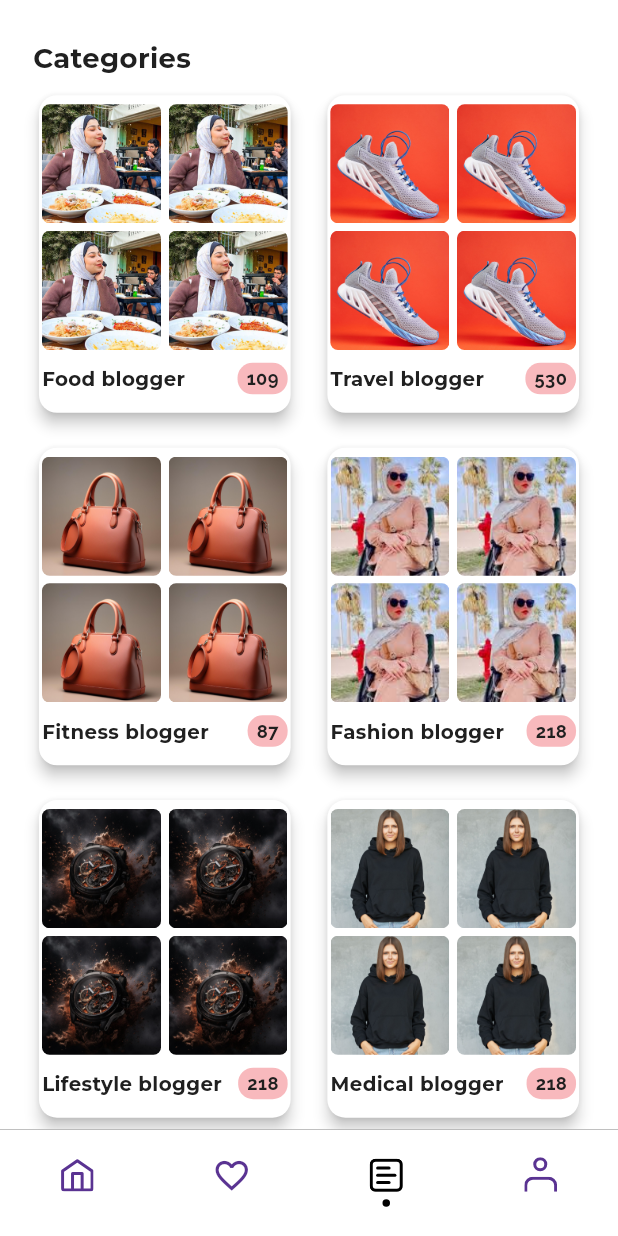
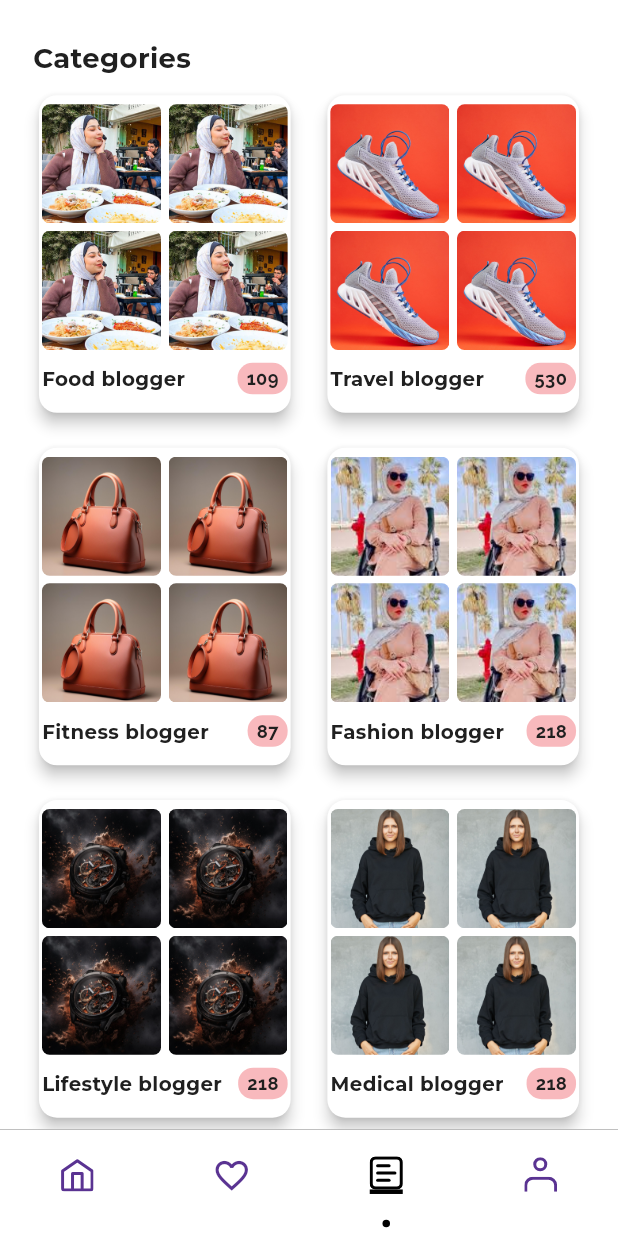
Before and after one commit to MahmoudAbuelazm/kol, a Flutter app: the MainScreen screen opened directly, item 3 of the bottom bar chosen, on a phone screen of 412 x 824 dp. Run offline on Flutter 3.47's test engine with Material 3 defaults, Android fonts, the phone set to English and light mode, and no system bars; drawn by our look-alikes of persistent_bottom_nav_bar; our stand-ins replace connectivity_plus, dio, flutter_bloc, flutter_screenutil, flutter_secure_storage, flutter_svg and 7 more; missing offline and left inert: talker_dio_logger; accounts and stored records are empty.

Commit message:
refactor: Update bottom navigation bar icons with border
This commit updates the bottom navigation bar icons in the `_MainScreenState` class of the `main_screen.dart` file. The icons now have a border at the bottom, which is styled with a specific color and width. This change improves the visual appearance of the icons and provides a consistent design pattern throughout the app.

```diff
--- a/lib/common/main_screen.dart
+++ b/lib/common/main_screen.dart
@@ -65,10 +65,25 @@ class _MainScreenState extends State<MainScreen> {
                 colorFilter: const ColorFilter.mode(
                     ColorPalette.primary, BlendMode.srcIn),
               ),
-              icon: SvgPicture.asset(
-                AppAssets.homeicon,
-                colorFilter:
-                    const ColorFilter.mode(ColorPalette.black, BlendMode.srcIn),
+              icon: Padding(
+                padding: EdgeInsets.symmetric(
+                  vertical: 12.h,
+                ),
+                child: Container(
+                  decoration: const BoxDecoration(
+                    border: Border(
+                      bottom: BorderSide(
+                        color: ColorPalette.black, // Example color
+                        width: 3.0, // Example width
+                      ),
+                    ),
+                  ),
+                  child: SvgPicture.asset(
+                    AppAssets.homeicon,
+                    colorFilter: const ColorFilter.mode(
+                        ColorPalette.black, BlendMode.srcIn),
+                  ),
+                ),
               ),
             ),
             PersistentBottomNavBarItem(
@@ -77,7 +92,21 @@ class _MainScreenState extends State<MainScreen> {
               inactiveIcon: const Icon(
                 Icons.favorite_outline,
               ),
-              icon: const Icon(Icons.favorite_outline),
+              icon: Padding(
+                padding: EdgeInsets.symmetric(
+                  vertical: 12.h,
+                ),
+                child: Container(
+                    decoration: const BoxDecoration(
+                      border: Border(
+                        bottom: BorderSide(
+                          color: ColorPalette.black, // Example color
+                          width: 3.0, // Example width
+                        ),
+                      ),
+                    ),
+                    child: const Icon(Icons.favorite_outline)),
+              ),
             ),
             PersistentBottomNavBarItem(
               activeColorPrimary: ColorPalette.black,
@@ -87,10 +116,25 @@ class _MainScreenState extends State<MainScreen> {
                 colorFilter: const ColorFilter.mode(
                     ColorPalette.primary, BlendMode.srcIn),
               ),
-              icon: SvgPicture.asset(
-                AppAssets.categories,
-                colorFilter:
-                    const ColorFilter.mode(ColorPalette.black, BlendMode.srcIn),
+              icon: Padding(
+                padding: EdgeInsets.symmetric(
+                  vertical: 12.h,
+                ),
+                child: Container(
+                  decoration: const BoxDecoration(
+                    border: Border(
+                      bottom: BorderSide(
+                        color: ColorPalette.black, // Example color
+                        width: 3.0, // Example width
+                      ),
+                    ),
+                  ),
+                  child: SvgPicture.asset(
+                    AppAssets.categories,
+                    colorFilter: const ColorFilter.mode(
+                        ColorPalette.black, BlendMode.srcIn),
+                  ),
+                ),
               ),
             ),
             PersistentBottomNavBarItem(
@@ -101,10 +145,25 @@ class _MainScreenState extends State<MainScreen> {
                 colorFilter: const ColorFilter.mode(
                     ColorPalette.primary, BlendMode.srcIn),
               ),
-              icon: SvgPicture.asset(
-                AppAssets.profile,
-                colorFilter:
-                    const ColorFilter.mode(ColorPalette.black, BlendMode.srcIn),
+              icon: Padding(
+                padding: EdgeInsets.symmetric(
+                  vertical: 12.h,
+                ),
+                child: Container(
+                  decoration: const BoxDecoration(
+                    border: Border(
+                      bottom: BorderSide(
+                        color: ColorPalette.black, // Example color
+                        width: 3.0, // Example width
+                      ),
+                    ),
+                  ),
+                  child: SvgPicture.asset(
+                    AppAssets.profile,
+                    colorFilter: const ColorFilter.mode(
+                        ColorPalette.black, BlendMode.srcIn),
+                  ),
+                ),
               ),
             ),
           ],
--- a/lib/services/router.dart
+++ b/lib/services/router.dart
@@ -131,6 +131,9 @@ class AppRouter {
           builder: (context, state) {
             final Map<String, dynamic> map =
                 state.extra as Map<String, dynamic>;
+            if (state.extra == null) {
+              return const MainScreen();
+            }
             return MainScreen(
               intialSection: map['intialSection'],
             );
```
